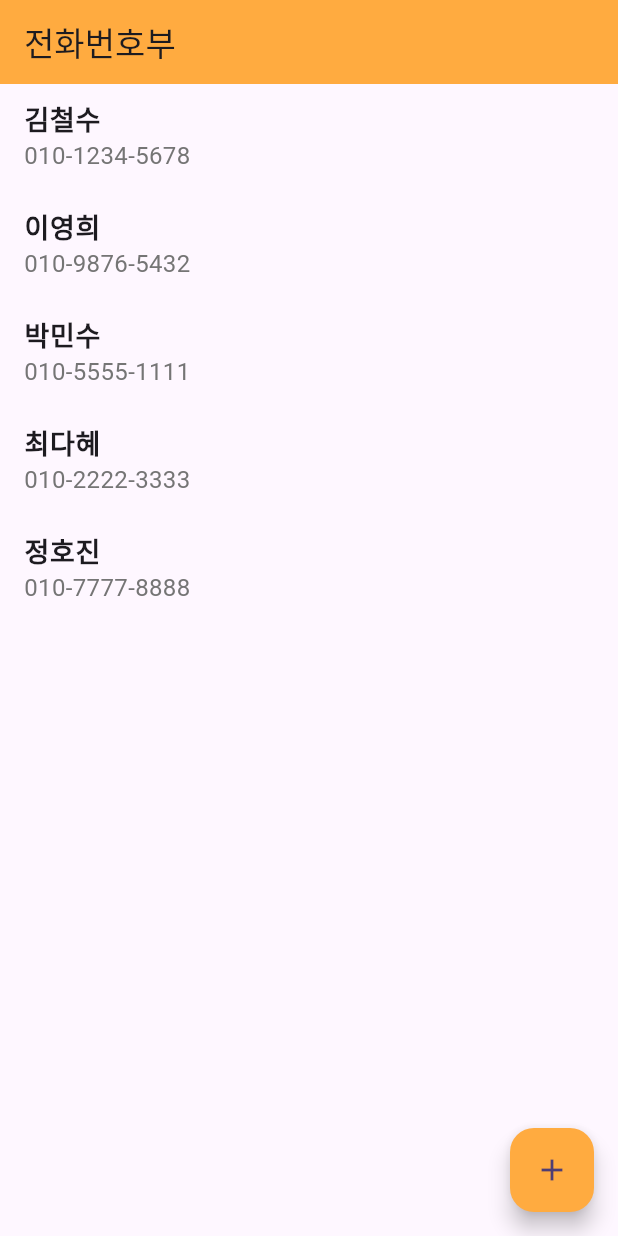
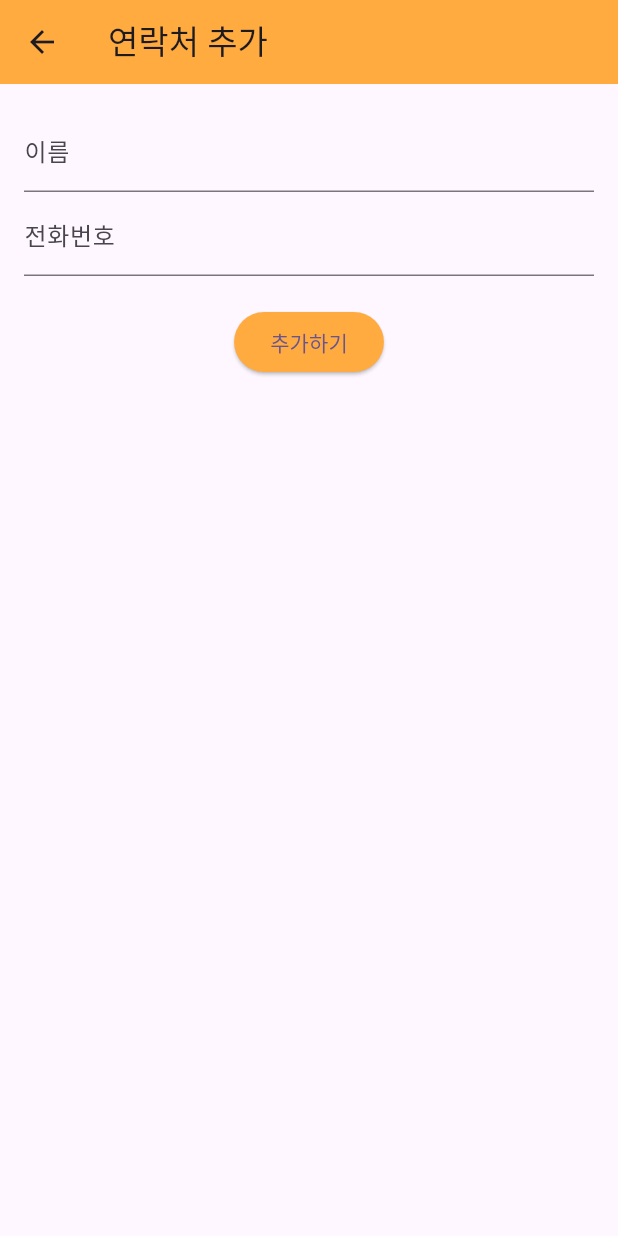
Before and after one commit to kkameoo/flutter_project_second, a Flutter app: the ContactListPage screen opened directly, after a tap on the "add" icon, on a phone screen of 412 x 824 dp. Run offline on Flutter 3.47's test engine with Material 3 defaults, Android fonts, the light colour scheme and no system bars.

Commit message:
[준희] 추가기능

```diff
--- /dev/null
+++ b/lib/addNumber.dart
@@ -0,0 +1,60 @@
+import 'package:flutter/material.dart';
+import 'list.dart';
+
+class AddNumberForm extends StatefulWidget {
+  final Function(Contact) onAdd;
+
+  const AddNumberForm({required this.onAdd, super.key});
+
+  @override
+  _AddNumberFormState createState() => _AddNumberFormState();
+}
+
+class _AddNumberFormState extends State<AddNumberForm> {
+  final _nameController = TextEditingController();
+  final _phoneController = TextEditingController();
+
+  @override
+  Widget build(BuildContext context) {
+    return Scaffold(
+      appBar: AppBar(
+        title: Text("연락처 추가"),
+        backgroundColor: Colors.orangeAccent,
+      ),
+      body: Padding(
+        padding: const EdgeInsets.all(16.0),
+        child: Column(
+          children: [
+            TextField(
+              controller: _nameController,
+              decoration: InputDecoration(labelText: '이름'),
+            ),
+            TextField(
+              controller: _phoneController,
+              decoration: InputDecoration(labelText: '전화번호'),
+              keyboardType: TextInputType.phone,
+            ),
+            SizedBox(height: 20),
+            ElevatedButton(
+              onPressed: () {
+                if (_nameController.text.isNotEmpty &&
+                    _phoneController.text.isNotEmpty) {
+                  final newContact = Contact(
+                    _nameController.text,
+                    _phoneController.text,
+                  );
+                  widget.onAdd(newContact); // 리스트에 추가
+                  Navigator.pop(context);  // 돌아가기
+                }
+              },
+              child: Text("추가하기"),
+              style: ElevatedButton.styleFrom(
+                backgroundColor: Colors.orangeAccent,
+              ),
+            ),
+          ],
+        ),
+      ),
+    );
+  }
+}
--- a/lib/list.dart
+++ b/lib/list.dart
@@ -1,4 +1,5 @@
 import 'package:flutter/material.dart';
+import 'package:flutter_project_second/addNumber.dart';
 
 class ListForm extends StatelessWidget {
   const ListForm({super.key});
@@ -32,6 +33,13 @@ class _ContactListPageState extends State<ContactListPage> {
     Contact("최다혜", "010-2222-3333"),
     Contact("정호진", "010-7777-8888"),
   ];
+
+  void _addContact(Contact contact) {
+    setState(() {
+      contacts.add(contact);
+    });
+  }
+
   @override
   Widget build(BuildContext context) {
     return Scaffold(
@@ -55,8 +63,7 @@ class _ContactListPageState extends State<ContactListPage> {
               Navigator.push(
                 context,
                 MaterialPageRoute(
-                  builder:
-                      (context) => ContactDetailPage(contact: contacts[index]),
+                  builder: (context) => ContactDetailPage(contact: contacts[index]),
                 ),
               );
             },
@@ -65,7 +72,12 @@ class _ContactListPageState extends State<ContactListPage> {
       ),
       floatingActionButton: FloatingActionButton(
         onPressed: () {
-          // TODO: 새 연락처 추가 기능
+          Navigator.push(
+            context,
+            MaterialPageRoute(
+              builder: (context) => AddNumberForm(onAdd: _addContact),
+            ),
+          );
         },
         child: Icon(Icons.add),
         backgroundColor: Colors.orangeAccent,
--- a/lib/main.dart
+++ b/lib/main.dart
@@ -1,6 +1,8 @@
 import 'package:flutter/material.dart';
 import 'package:flutter_project_second/home.dart';
 import 'package:flutter_project_second/list.dart';
+import 'package:flutter_project_second/addNumber.dart';
+
 
 void main() {
   runApp(const MyApp());
@@ -19,7 +21,9 @@ class MyApp extends StatelessWidget {
       ),
 
       initialRoute: "/",
-      routes: {"/": (context) => HomeForm(), "/list": (context) => ListForm()},
+      routes: {"/": (context) => HomeForm(), "/list": (context) => ListForm(),
+
+      },
     );
   }
 }
```
